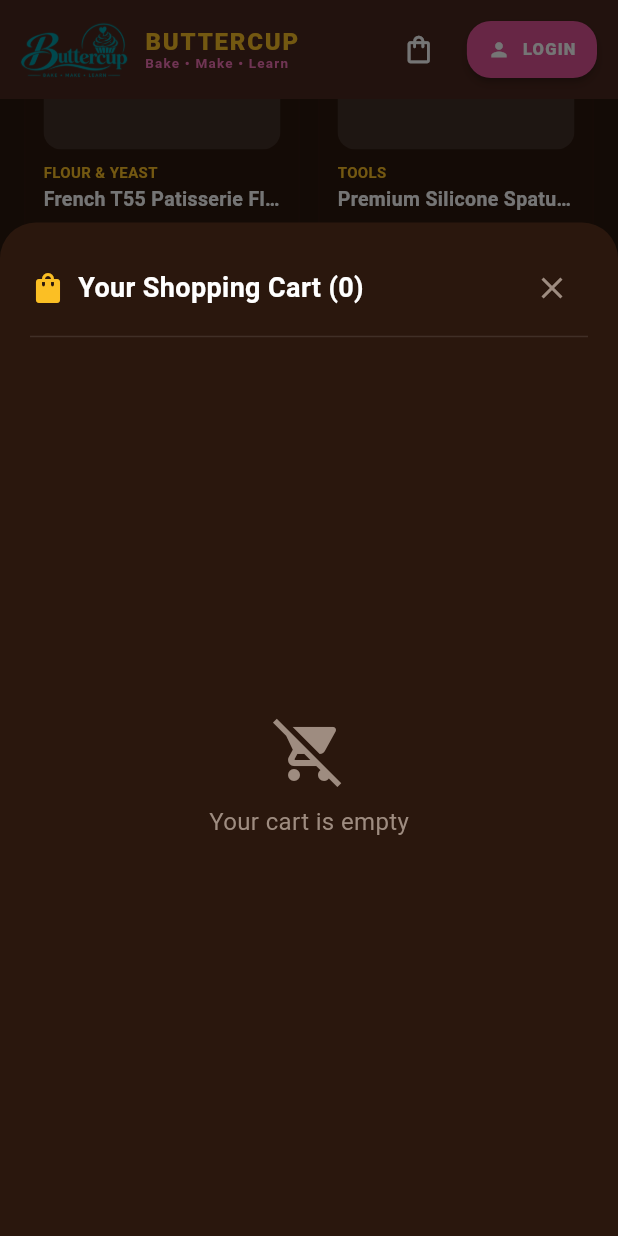
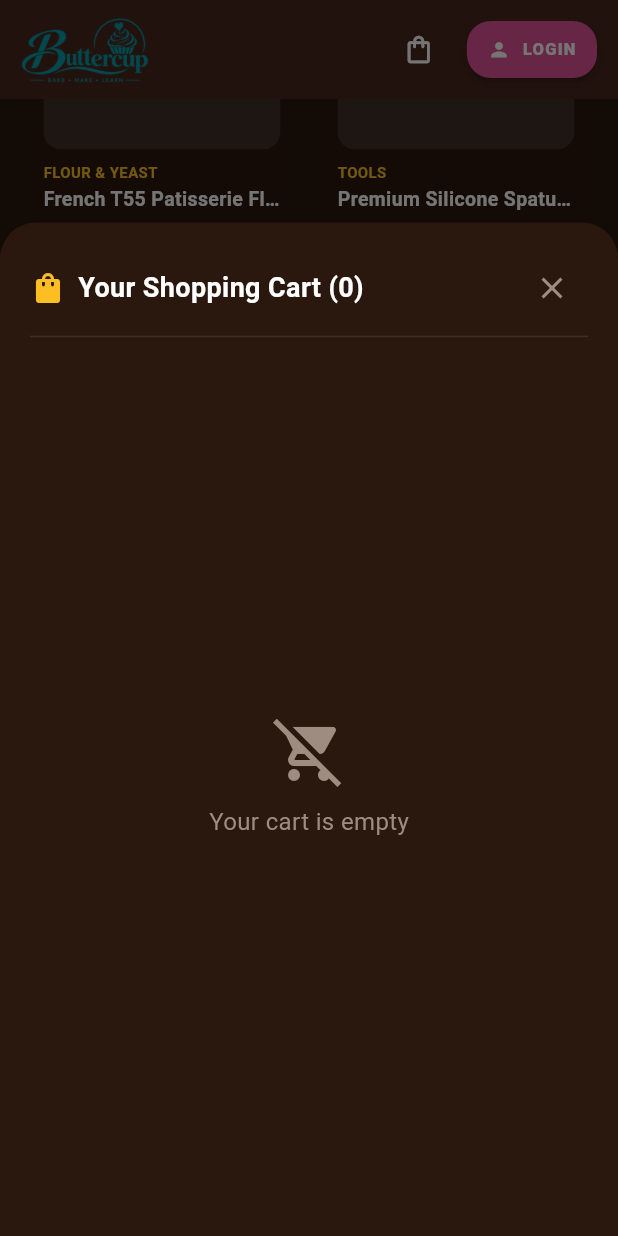
Before and after one commit to forkanselise/E-Commerce-platform-Flutter, a Flutter app: the screen it shows after launch, scrolled down 1150 dp, after a tap on the "shopping bag" icon, on a phone screen of 412 x 824 dp. Run offline on Flutter 3.47's test engine with Material 3 defaults, Android fonts, the phone set to English and light mode, and no system bars; our stand-ins replace flutter_riverpod, shared_preferences; network calls fail.

Commit message:
basic app

```diff
--- a/lib/models/mobile_phone.dart
+++ b/lib/models/mobile_phone.dart
@@ -9,6 +9,11 @@ class MobilePhone {
   final bool inStock;
   final bool isFeatured;
 
+  final String? _description;
+  final String? _slug;
+  final int? _stock;
+  final double? _rating;
+
   MobilePhone({
     required this.id,
     required this.name,
@@ -19,7 +24,28 @@ class MobilePhone {
     required this.specs,
     required this.inStock,
     required this.isFeatured,
-  });
+    String? description,
+    String? slug,
+    int? stock,
+    double? rating,
+  })  : _description = description,
+        _slug = slug,
+        _stock = stock,
+        _rating = rating;
+
+  String get description =>
+      _description ??
+      (specs.isNotEmpty
+          ? '$name ($brand $model) equipped with ${specs.values.take(2).join(', ')}.'
+          : '$brand $model premium smartphone.');
+
+  String get slug =>
+      _slug ??
+      '${brand.toLowerCase()}-${model.toLowerCase().replaceAll(RegExp(r'[^a-z0-9]+'), '-')}-$id';
+
+  int get stock => _stock ?? (inStock ? 15 : 0);
+
+  double get rating => _rating ?? 4.8;
 
   factory MobilePhone.fromJson(Map<String, dynamic> json) {
     Map<String, String> sp = {};
@@ -39,6 +65,10 @@ class MobilePhone {
       specs: sp,
       inStock: json['inStock'] ?? true,
       isFeatured: json['isFeatured'] ?? false,
+      description: json['description'],
+      slug: json['slug'],
+      stock: json['stock'] is num ? (json['stock'] as num).toInt() : null,
+      rating: json['rating'] is num ? (json['rating'] as num).toDouble() : null,
     );
   }
 }
--- a/lib/screens/ai_concierge_screen.dart
+++ b/lib/screens/ai_concierge_screen.dart
@@ -52,7 +52,7 @@ class _AiConciergeScreenState extends ConsumerState<AiConciergeScreen> {
                 children: [
                   Row(
                     children: [
-                      const Text('MR. BUTTER AI', style: TextStyle(color: NexusTheme.primaryGold, fontSize: 13, fontWeight: FontWeight.extrabold, letterSpacing: 0.8)),
+                      const Text('MR. BUTTER AI', style: TextStyle(color: NexusTheme.primaryGold, fontSize: 13, fontWeight: FontWeight.w800, letterSpacing: 0.8)),
                       const SizedBox(width: 8),
                       Container(
                         padding: const EdgeInsets.symmetric(horizontal: 6, vertical: 2),
--- a/lib/screens/home_screen.dart
+++ b/lib/screens/home_screen.dart
@@ -38,7 +38,7 @@ class HomeScreen extends ConsumerWidget {
                     gradient: NexusTheme.goldGradient,
                     borderRadius: BorderRadius.circular(20),
                   ),
-                  child: const Text('BUTTERCUP • ARTISAN BAKERY & TECH HUB', style: TextStyle(color: Colors.black, fontSize: 10, fontWeight: FontWeight.extrabold, letterSpacing: 0.8)),
+                  child: const Text('BUTTERCUP • ARTISAN BAKERY & TECH HUB', style: TextStyle(color: Colors.black, fontSize: 10, fontWeight: FontWeight.w800, letterSpacing: 0.8)),
                 ),
                 const SizedBox(height: 12),
                 const Text(
--- a/lib/screens/splash_screen.dart
+++ b/lib/screens/splash_screen.dart
@@ -15,6 +15,8 @@ class _SplashScreenState extends State<SplashScreen> with SingleTickerProviderSt
   late Animation<double> _scaleAnimation;
   late Animation<double> _fadeAnimation;
   late Animation<double> _progressAnimation;
+
+  Timer? _timer;
 
   @override
   void initState() {
@@ -38,7 +40,7 @@ class _SplashScreenState extends State<SplashScreen> with SingleTickerProviderSt
 
     _controller.forward();
 
-    Timer(const Duration(milliseconds: 2200), () {
+    _timer = Timer(const Duration(milliseconds: 2200), () {
       if (mounted) {
         Navigator.of(context).pushReplacement(
           PageRouteBuilder(
@@ -46,7 +48,7 @@ class _SplashScreenState extends State<SplashScreen> with SingleTickerProviderSt
             transitionsBuilder: (ctx, anim, secAnim, child) {
               return FadeTransition(opacity: anim, child: child);
             },
-            transitionDuration: const Duration(milliseconds: 500),
+            transitionDuration: const Duration(milliseconds: 600),
           ),
         );
       }
@@ -55,6 +57,7 @@ class _SplashScreenState extends State<SplashScreen> with SingleTickerProviderSt
 
   @override
   void dispose() {
+    _timer?.cancel();
     _controller.dispose();
     super.dispose();
   }
--- a/lib/widgets/mobile_phone_card.dart
+++ b/lib/widgets/mobile_phone_card.dart
@@ -29,7 +29,9 @@ class MobilePhoneCard extends ConsumerWidget {
               child: Container(
                 width: 40,
                 height: 4,
-                decoration: BoxDecoration(color: Colors.white24, borderRadius: BorderRadius.circular(2)),
+                decoration: BoxDecoration(
+                    color: Colors.white24,
+                    borderRadius: BorderRadius.circular(2)),
               ),
             ),
             const SizedBox(height: 16),
@@ -40,36 +42,68 @@ class MobilePhoneCard extends ConsumerWidget {
                 height: 200,
                 width: double.infinity,
                 fit: BoxFit.cover,
-                errorBuilder: (c, e, s) => Container(height: 200, color: Colors.white10, child: const Icon(Icons.phone_iphone, size: 64, color: NexusTheme.accentCyan)),
+                errorBuilder: (c, e, s) => Container(
+                    height: 200,
+                    color: Colors.white10,
+                    child: const Icon(Icons.phone_iphone,
+                        size: 64, color: NexusTheme.accentCyan)),
               ),
             ),
             const SizedBox(height: 16),
             Row(
               children: [
                 Container(
-                  padding: const EdgeInsets.symmetric(horizontal: 10, vertical: 4),
-                  decoration: BoxDecoration(color: NexusTheme.accentCyan.withOpacity(0.2), borderRadius: BorderRadius.circular(12)),
-                  child: Text(phone.brand.toUpperCase(), style: const TextStyle(color: NexusTheme.accentCyan, fontWeight: FontWeight.bold, fontSize: 11)),
+                  padding:
+                      const EdgeInsets.symmetric(horizontal: 10, vertical: 4),
+                  decoration: BoxDecoration(
+                      color: NexusTheme.accentCyan.withOpacity(0.2),
+                      borderRadius: BorderRadius.circular(12)),
+                  child: Text(phone.brand.toUpperCase(),
+                      style: const TextStyle(
+                          color: NexusTheme.accentCyan,
+                          fontWeight: FontWeight.bold,
+                          fontSize: 11)),
                 ),
                 const Spacer(),
-                Text('৳${phone.price.toStringAsFixed(0)} BDT', style: const TextStyle(color: NexusTheme.primaryGold, fontSize: 20, fontWeight: FontWeight.extrabold)),
+                Text('৳${phone.price.toStringAsFixed(0)} BDT',
+                    style: const TextStyle(
+                        color: NexusTheme.primaryGold,
+                        fontSize: 20,
+                        fontWeight: FontWeight.w800)),
               ],
             ),
             const SizedBox(height: 10),
-            Text(phone.name, style: const TextStyle(color: Colors.white, fontSize: 18, fontWeight: FontWeight.bold)),
+            Text(phone.name,
+                style: const TextStyle(
+                    color: Colors.white,
+                    fontSize: 18,
+                    fontWeight: FontWeight.bold)),
             const SizedBox(height: 8),
-            Text(phone.description, style: const TextStyle(color: NexusTheme.textSecondary, fontSize: 13)),
+            Text(phone.description,
+                style: const TextStyle(
+                    color: NexusTheme.textSecondary, fontSize: 13)),
             const SizedBox(height: 16),
-            const Text('TECH SPECIFICATIONS', style: TextStyle(color: NexusTheme.accentCyan, fontSize: 11, fontWeight: FontWeight.bold, letterSpacing: 1.1)),
+            const Text('TECH SPECIFICATIONS',
+                style: TextStyle(
+                    color: NexusTheme.accentCyan,
+                    fontSize: 11,
+                    fontWeight: FontWeight.bold,
+                    letterSpacing: 1.1)),
             const SizedBox(height: 8),
             Wrap(
               spacing: 8,
               runSpacing: 8,
               children: phone.specs.entries.map((e) {
                 return Container(
-                  padding: const EdgeInsets.symmetric(horizontal: 10, vertical: 6),
-                  decoration: BoxDecoration(color: NexusTheme.surfaceDark, borderRadius: BorderRadius.circular(10), border: Border.all(color: NexusTheme.cardBorder)),
-                  child: Text('${e.key.toUpperCase()}: ${e.value}', style: const TextStyle(color: Colors.white70, fontSize: 11)),
+                  padding:
+                      const EdgeInsets.symmetric(horizontal: 10, vertical: 6),
+                  decoration: BoxDecoration(
+                      color: NexusTheme.surfaceDark,
+                      borderRadius: BorderRadius.circular(10),
+                      border: Border.all(color: NexusTheme.cardBorder)),
+                  child: Text('${e.key.toUpperCase()}: ${e.value}',
+                      style:
+                          const TextStyle(color: Colors.white70, fontSize: 11)),
                 );
               }).toList(),
             ),
@@ -81,10 +115,12 @@ class MobilePhoneCard extends ConsumerWidget {
                   backgroundColor: NexusTheme.rosePrimary,
                   foregroundColor: Colors.white,
                   padding: const EdgeInsets.symmetric(vertical: 14),
-                  shape: RoundedRectangleBorder(borderRadius: BorderRadius.circular(14)),
+                  shape: RoundedRectangleBorder(
+                      borderRadius: BorderRadius.circular(14)),
                 ),
                 icon: const Icon(Icons.shopping_bag, size: 18),
-                label: const Text('ADD FLAGSHIP PHONE TO CART', style: TextStyle(fontWeight: FontWeight.bold)),
+                label: const Text('ADD FLAGSHIP PHONE TO CART',
+                    style: TextStyle(fontWeight: FontWeight.bold)),
                 onPressed: () {
                   final prod = Product(
                     id: phone.id,
@@ -108,7 +144,9 @@ class MobilePhoneCard extends ConsumerWidget {
                   ref.read(cartProvider.notifier).addItem(prod);
                   Navigator.pop(context);
                   ScaffoldMessenger.of(context).showSnackBar(
-                    SnackBar(backgroundColor: NexusTheme.bgCocoaDark, content: Text('Added ${phone.name} to cart!')),
+                    SnackBar(
+                        backgroundColor: NexusTheme.bgCocoaDark,
+                        content: Text('Added ${phone.name} to cart!')),
                   );
                 },
               ),
@@ -137,7 +175,9 @@ class MobilePhoneCard extends ConsumerWidget {
                   fit: BoxFit.cover,
                   errorBuilder: (ctx, err, stack) => Container(
                     color: Colors.white10,
-                    child: const Center(child: Icon(Icons.phone_iphone, color: NexusTheme.accentCyan, size: 40)),
+                    child: const Center(
+                        child: Icon(Icons.phone_iphone,
+                            color: NexusTheme.accentCyan, size: 40)),
                   ),
                 ),
               ),
@@ -151,7 +191,10 @@ class MobilePhoneCard extends ConsumerWidget {
               ),
               child: Text(
                 phone.brand.toUpperCase(),
-                style: const TextStyle(color: NexusTheme.accentCyan, fontSize: 9, fontWeight: FontWeight.bold),
+                style: const TextStyle(
+                    color: NexusTheme.accentCyan,
+                    fontSize: 9,
+                    fontWeight: FontWeight.bold),
               ),
             ),
             const SizedBox(height: 4),
@@ -159,7 +202,10 @@ class MobilePhoneCard extends ConsumerWidget {
               phone.name,
               maxLines: 1,
               overflow: TextOverflow.ellipsis,
-              style: const TextStyle(color: NexusTheme.textPrimary, fontSize: 13, fontWeight: FontWeight.bold),
+              style: const TextStyle(
+                  color: NexusTheme.textPrimary,
+                  fontSize: 13,
+                  fontWeight: FontWeight.bold),
             ),
             const SizedBox(height: 4),
             Text(
@@ -174,9 +220,13 @@ class MobilePhoneCard extends ConsumerWidget {
               children: [
                 Text(
                   '৳${phone.price.toStringAsFixed(0)}',
-                  style: const TextStyle(color: NexusTheme.primaryGold, fontSize: 13, fontWeight: FontWeight.bold),
+                  style: const TextStyle(
+                      color: NexusTheme.primaryGold,
+                      fontSize: 13,
+                      fontWeight: FontWeight.bold),
                 ),
-                const Icon(Icons.arrow_forward_ios, color: NexusTheme.textSecondary, size: 12),
+                const Icon(Icons.arrow_forward_ios,
+                    color: NexusTheme.textSecondary, size: 12),
               ],
             ),
           ],
--- a/lib/widgets/nexus_navbar.dart
+++ b/lib/widgets/nexus_navbar.dart
@@ -32,11 +32,11 @@ class NexusNavbar extends ConsumerWidget implements PreferredSizeWidget {
           children: [
             Image.asset(
               'assets/images/buttercup_logo.png',
-              height: 42,
+              height: 50,
               fit: BoxFit.contain,
               errorBuilder: (ctx, err, stack) => Image.asset(
                 'assets/images/Picture2.png',
-                height: 42,
+                height: 50,
                 fit: BoxFit.contain,
                 errorBuilder: (c, e, s) => Container(
                   padding: const EdgeInsets.all(6),
@@ -48,31 +48,31 @@ class NexusNavbar extends ConsumerWidget implements PreferredSizeWidget {
                 ),
               ),
             ),
-            const SizedBox(width: 10),
-            Column(
-              crossAxisAlignment: CrossAxisAlignment.start,
-              mainAxisAlignment: MainAxisAlignment.center,
-              children: [
-                Text(
-                  title,
-                  style: const TextStyle(
-                    fontSize: 16,
-                    fontWeight: FontWeight.w900,
-                    letterSpacing: 1.2,
-                    color: NexusTheme.primaryGold,
-                  ),
-                ),
-                const Text(
-                  'Bake • Make • Learn',
-                  style: TextStyle(
-                    fontSize: 9,
-                    fontWeight: FontWeight.w700,
-                    color: NexusTheme.roseLight,
-                    letterSpacing: 0.8,
-                  ),
-                ),
-              ],
-            ),
+            // const SizedBox(width: 10),
+            // Column(
+            //   crossAxisAlignment: CrossAxisAlignment.start,
+            //   mainAxisAlignment: MainAxisAlignment.center,
+            //   children: [
+            //     Text(
+            //       title,
+            //       style: const TextStyle(
+            //         fontSize: 16,
+            //         fontWeight: FontWeight.w900,
+            //         letterSpacing: 1.2,
+            //         color: NexusTheme.primaryGold,
+            //       ),
+            //     ),
+            //     const Text(
+            //       'Bake • Make • Learn',
+            //       style: TextStyle(
+            //         fontSize: 9,
+            //         fontWeight: FontWeight.w700,
+            //         color: NexusTheme.roseLight,
+            //         letterSpacing: 0.8,
+            //       ),
+            //     ),
+            //   ],
+            // ),
           ],
         ),
       ),
@@ -82,7 +82,8 @@ class NexusNavbar extends ConsumerWidget implements PreferredSizeWidget {
           alignment: Alignment.center,
           children: [
             IconButton(
-              icon: const Icon(Icons.shopping_bag_outlined, color: Colors.white, size: 22),
+              icon: const Icon(Icons.shopping_bag_outlined,
+                  color: Colors.white, size: 22),
               tooltip: 'Shopping Cart',
               onPressed: () {
                 showModalBottomSheet(
@@ -103,11 +104,15 @@ class NexusNavbar extends ConsumerWidget implements PreferredSizeWidget {
                     color: NexusTheme.rosePrimary,
                     shape: BoxShape.circle,
                   ),
-                  constraints: const BoxConstraints(minWidth: 18, minHeight: 18),
+                  constraints:
+                      const BoxConstraints(minWidth: 18, minHeight: 18),
                   child: Center(
                     child: Text(
                       '${cartState.totalItemCount}',
-                      style: const TextStyle(color: Colors.white, fontSize: 10, fontWeight: FontWeight.bold),
+                      style: const TextStyle(
+                          color: Colors.white,
+                          fontSize: 10,
+                          fontWeight: FontWeight.bold),
                     ),
                   ),
                 ),
@@ -121,7 +126,8 @@ class NexusNavbar extends ConsumerWidget implements PreferredSizeWidget {
             tooltip: 'User Menu',
             offset: const Offset(0, 48),
             color: NexusTheme.bgSurface,
-            shape: RoundedRectangleBorder(borderRadius: BorderRadius.circular(16)),
+            shape:
+                RoundedRectangleBorder(borderRadius: BorderRadius.circular(16)),
             onSelected: (val) async {
               if (val == 'profile') {
                 showModalBottomSheet(
@@ -159,12 +165,18 @@ class NexusNavbar extends ConsumerWidget implements PreferredSizeWidget {
                         children: [
                           Text(
                             u.fullName,
-                            style: const TextStyle(fontWeight: FontWeight.bold, fontSize: 13, color: NexusTheme.textDarkPrimary),
+                            style: const TextStyle(
+                                fontWeight: FontWeight.bold,
+                                fontSize: 13,
+                                color: NexusTheme.textDarkPrimary),
                             overflow: TextOverflow.ellipsis,
                           ),
                           Text(
                             u.subscriptionTier,
-                            style: const TextStyle(fontSize: 11, color: NexusTheme.rosePrimary, fontWeight: FontWeight.w600),
+                            style: const TextStyle(
+                                fontSize: 11,
+                                color: NexusTheme.rosePrimary,
+                                fontWeight: FontWeight.w600),
                           ),
                         ],
                       ),
@@ -177,9 +189,12 @@ class NexusNavbar extends ConsumerWidget implements PreferredSizeWidget {
                 value: 'profile',
                 child: Row(
                   children: [
-                    Icon(Icons.person_outline, color: NexusTheme.textDarkSecondary, size: 18),
+                    Icon(Icons.person_outline,
+                        color: NexusTheme.textDarkSecondary, size: 18),
                     SizedBox(width: 10),
-                    Text('My Account Profile', style: TextStyle(fontSize: 13, color: NexusTheme.textDarkPrimary)),
+                    Text('My Account Profile',
+                        style: TextStyle(
+                            fontSize: 13, color: NexusTheme.textDarkPrimary)),
                   ],
                 ),
               ),
@@ -187,9 +202,14 @@ class NexusNavbar extends ConsumerWidget implements PreferredSizeWidget {
                 value: 'logout',
                 child: Row(
                   children: const [
-                    Icon(Icons.logout, color: NexusTheme.alertRedText, size: 18),
+                    Icon(Icons.logout,
+                        color: NexusTheme.alertRedText, size: 18),
                     SizedBox(width: 10),
-                    Text('Sign Out', style: TextStyle(fontSize: 13, color: NexusTheme.alertRedText, fontWeight: FontWeight.bold)),
+                    Text('Sign Out',
+                        style: TextStyle(
+                            fontSize: 13,
+                            color: NexusTheme.alertRedText,
+                            fontWeight: FontWeight.bold)),
                   ],
                 ),
               ),
@@ -200,7 +220,8 @@ class NexusNavbar extends ConsumerWidget implements PreferredSizeWidget {
               decoration: BoxDecoration(
                 color: NexusTheme.bgCocoaDeeper,
                 borderRadius: BorderRadius.circular(20),
-                border: Border.all(color: NexusTheme.rosePrimary.withOpacity(0.6)),
+                border:
+                    Border.all(color: NexusTheme.rosePrimary.withOpacity(0.6)),
               ),
               child: Row(
                 children: [
@@ -212,10 +233,14 @@ class NexusNavbar extends ConsumerWidget implements PreferredSizeWidget {
                   const SizedBox(width: 6),
                   Text(
                     u.fullName.split(' ')[0],
-                    style: const TextStyle(color: Colors.white, fontSize: 12, fontWeight: FontWeight.bold),
+                    style: const TextStyle(
+                        color: Colors.white,
+                        fontSize: 12,
+                        fontWeight: FontWeight.bold),
                   ),
                   const SizedBox(width: 2),
-                  const Icon(Icons.keyboard_arrow_down, color: NexusTheme.textMuted, size: 14),
+                  const Icon(Icons.keyboard_arrow_down,
+                      color: NexusTheme.textMuted, size: 14),
                 ],
               ),
             ),
@@ -229,10 +254,15 @@ class NexusNavbar extends ConsumerWidget implements PreferredSizeWidget {
                 foregroundColor: Colors.white,
                 elevation: 2,
                 padding: const EdgeInsets.symmetric(horizontal: 14),
-                shape: RoundedRectangleBorder(borderRadius: BorderRadius.circular(16)),
+                shape: RoundedRectangleBorder(
+                    borderRadius: BorderRadius.circular(16)),
               ),
               icon: const Icon(Icons.person, size: 15),
-              label: const Text('LOGIN', style: TextStyle(fontSize: 11, fontWeight: FontWeight.w800, letterSpacing: 0.8)),
+              label: const Text('LOGIN',
+                  style: TextStyle(
+                      fontSize: 11,
+                      fontWeight: FontWeight.w800,
+                      letterSpacing: 0.8)),
               onPressed: () {
                 showModalBottomSheet(
                   context: context,
--- a/lib/widgets/product_detail_sheet.dart
+++ b/lib/widgets/product_detail_sheet.dart
@@ -144,7 +144,7 @@ class _ProductDetailSheetState extends ConsumerState<ProductDetailSheet> {
                     children: [
                       Text(
                         '৳${p.price.toStringAsFixed(0)} BDT',
-                        style: const TextStyle(color: NexusTheme.accentCyan, fontSize: 22, fontWeight: FontWeight.extrabold),
+                        style: const TextStyle(color: NexusTheme.accentCyan, fontSize: 22, fontWeight: FontWeight.w800),
                       ),
                       if (p.compareAtPrice > p.price) ...[
                         const SizedBox(width: 10),
@@ -239,7 +239,7 @@ class _ProductDetailSheetState extends ConsumerState<ProductDetailSheet> {
                       icon: const Icon(Icons.shopping_bag, size: 20),
                       label: Text(
                         'ADD TO CART • ৳${(p.price * _quantity).toStringAsFixed(0)} BDT',
-                        style: const TextStyle(fontSize: 14, fontWeight: FontWeight.extrabold, letterSpacing: 0.8),
+                        style: const TextStyle(fontSize: 14, fontWeight: FontWeight.w800, letterSpacing: 0.8),
                       ),
                       onPressed: p.warehouseStock > 0
                           ? () {
```
Also changed, not shown: 1 other file.
